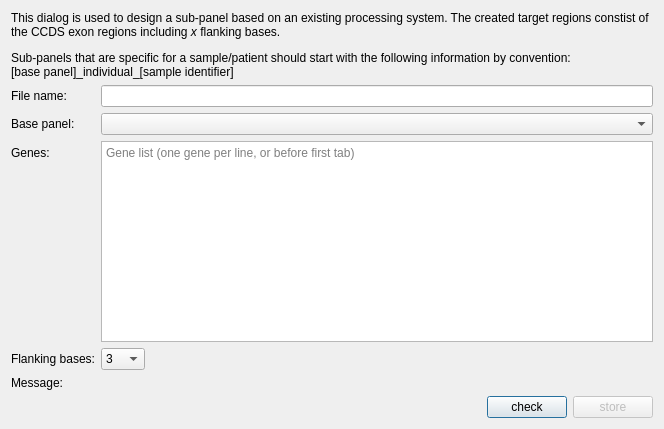
Old version of the form src/GSvar/SubpanelDesignDialog.ui in the repository imgag/ngs-bits.
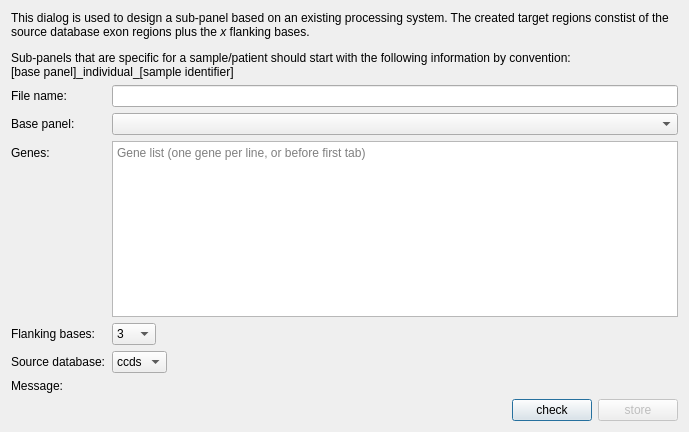
New version of the form.

Commit message: GSvar: Added source database combobox to SubpanelDesignDialog

What changed in the file:
```diff
--- a/src/GSvar/SubpanelDesignDialog.ui
+++ b/src/GSvar/SubpanelDesignDialog.ui
@@ -6,8 +6,8 @@
    <rect>
     <x>0</x>
     <y>0</y>
-    <width>664</width>
-    <height>429</height>
+    <width>689</width>
+    <height>432</height>
    </rect>
   </property>
   <property name="windowTitle">
@@ -23,7 +23,7 @@
       </sizepolicy>
      </property>
      <property name="text">
-      <string>&lt;html&gt;&lt;head/&gt;&lt;body&gt;&lt;p&gt;This dialog is used to design a sub-panel based on an existing processing system. The created target regions constist of the CCDS exon regions including &lt;span style=&quot; font-style:italic;&quot;&gt;x&lt;/span&gt; flanking bases.&lt;/p&gt;&lt;p&gt;Sub-panels that are specific for a sample/patient should start with the following information by convention:&lt;br/&gt;[base panel]_individual_[sample identifier]&lt;/p&gt;&lt;/body&gt;&lt;/html&gt;</string>
+      <string>&lt;html&gt;&lt;head/&gt;&lt;body&gt;&lt;p&gt;This dialog is used to design a sub-panel based on an existing processing system. The created target regions constist of the source database exon regions plus the &lt;span style=&quot; font-style:italic;&quot;&gt;x&lt;/span&gt; flanking bases.&lt;/p&gt;&lt;p&gt;Sub-panels that are specific for a sample/patient should start with the following information by convention:&lt;br/&gt;[base panel]_individual_[sample identifier]&lt;/p&gt;&lt;/body&gt;&lt;/html&gt;</string>
      </property>
      <property name="scaledContents">
       <bool>false</bool>
@@ -79,14 +79,14 @@
      </property>
     </widget>
    </item>
-   <item row="6" column="0">
+   <item row="7" column="0">
     <widget class="QLabel" name="label_4">
      <property name="text">
       <string>Message:</string>
      </property>
     </widget>
    </item>
-   <item row="6" column="1">
+   <item row="7" column="1">
     <widget class="QLabel" name="messages">
      <property name="text">
       <string/>
@@ -96,7 +96,7 @@
      </property>
     </widget>
    </item>
-   <item row="7" column="0" colspan="2">
+   <item row="9" column="0" colspan="2">
     <layout class="QHBoxLayout" name="horizontalLayout">
      <item>
       <spacer name="horizontalSpacer">
@@ -181,6 +181,47 @@
      </item>
     </layout>
    </item>
+   <item row="6" column="0">
+    <widget class="QLabel" name="label_7">
+     <property name="text">
+      <string>Source database:</string>
+     </property>
+    </widget>
+   </item>
+   <item row="6" column="1">
+    <layout class="QHBoxLayout" name="horizontalLayout_3">
+     <item>
+      <widget class="QComboBox" name="source_db">
+       <property name="currentText">
+        <string>ccds</string>
+       </property>
+       <item>
+        <property name="text">
+         <string>ccds</string>
+        </property>
+       </item>
+       <item>
+        <property name="text">
+         <string>ucsc</string>
+        </property>
+       </item>
+      </widget>
+     </item>
+     <item>
+      <spacer name="horizontalSpacer_3">
+       <property name="orientation">
+        <enum>Qt::Horizontal</enum>
+       </property>
+       <property name="sizeHint" stdset="0">
+        <size>
+         <width>40</width>
+         <height>20</height>
+        </size>
+       </property>
+      </spacer>
+     </item>
+    </layout>
+   </item>
   </layout>
  </widget>
  <resources/>
```
The commit also changes 2 other files.
